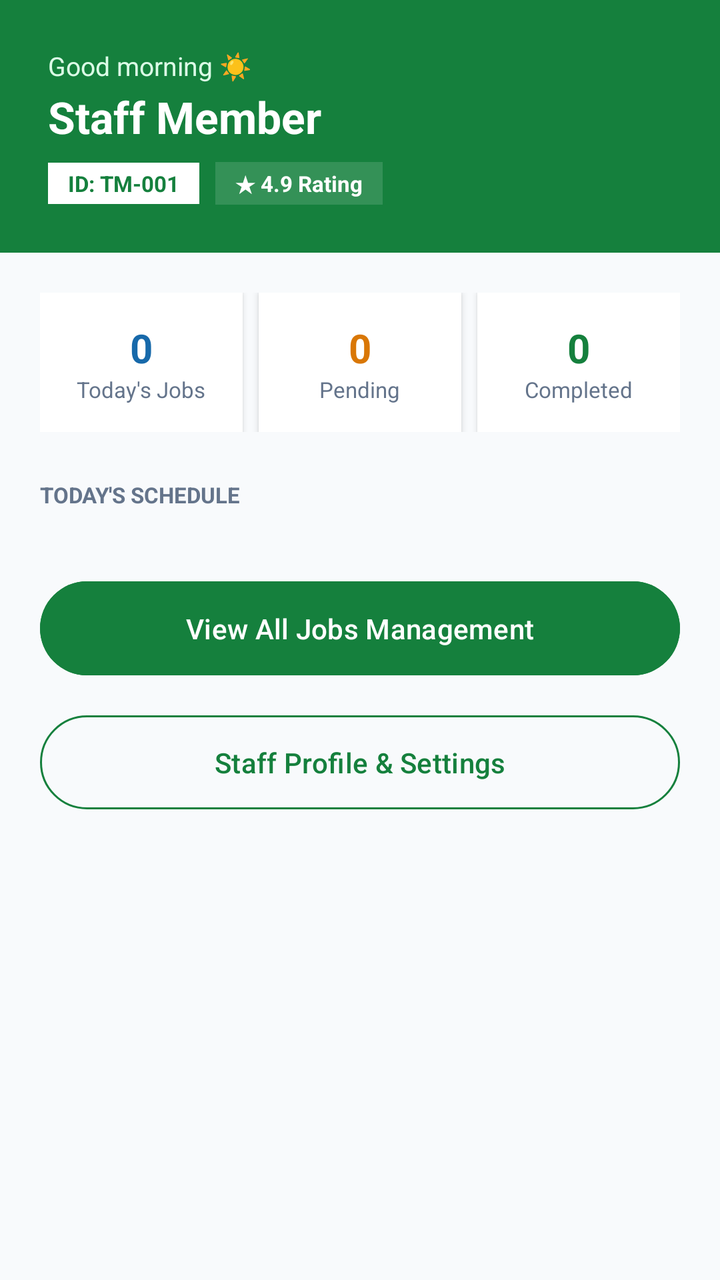
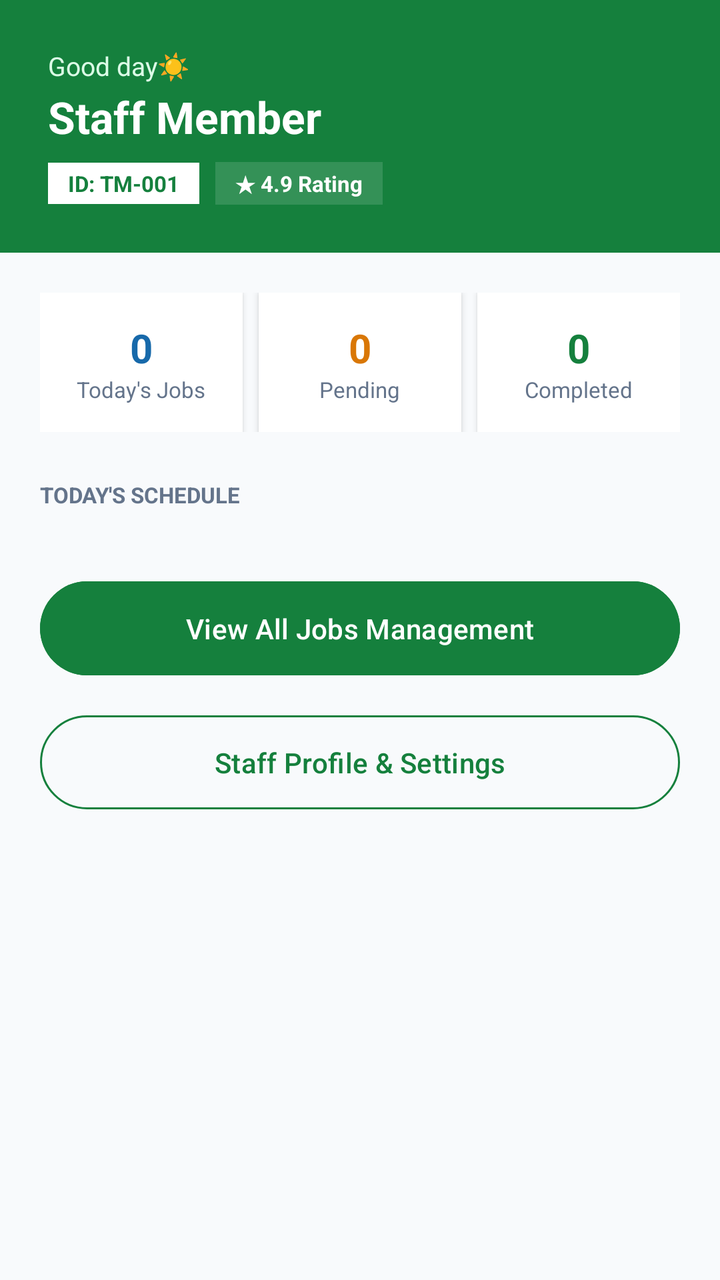

An Android layout rendered at two revisions. The XML below is the earlier revision; the diff shows what the commit changed to produce the second picture.
<!-- AndroidManifest.xml: application theme Theme.Masandaza -->
<!-- res/layout/activity_staff_dashboard.xml -->
<?xml version="1.0" encoding="utf-8"?>
<ScrollView xmlns:android="http://schemas.android.com/apk/res/android"
    xmlns:app="http://schemas.android.com/apk/res-auto"
    android:layout_width="match_parent"
    android:layout_height="match_parent"
    android:background="@color/brand_bg"
    android:fillViewport="true">

    <LinearLayout
        android:layout_width="match_parent"
        android:layout_height="wrap_content"
        android:orientation="vertical">

        
        <LinearLayout
            android:layout_width="match_parent"
            android:layout_height="wrap_content"
            android:orientation="vertical"
            android:background="@color/staff_green"
            android:padding="24dp">

            <TextView
                android:layout_width="wrap_content"
                android:layout_height="wrap_content"
                android:text="Good morning ☀️"
                android:textColor="@color/staff_green_light"
                android:textSize="13sp"/>

            <TextView
                android:id="@+id/tvStaffNameHeader"
                android:layout_width="wrap_content"
                android:layout_height="wrap_content"
                android:text="Staff Member"
                android:textColor="@color/white"
                android:textSize="22sp"
                android:textStyle="bold"
                android:layout_marginVertical="2dp"/>

            <LinearLayout
                android:layout_width="wrap_content"
                android:layout_height="wrap_content"
                android:orientation="horizontal"
                android:layout_marginTop="6dp">

                <TextView
                    android:id="@+id/tvStaffIdBadge"
                    android:layout_width="wrap_content"
                    android:layout_height="wrap_content"
                    android:text="ID: TM-001"
                    android:textColor="@color/staff_green"
                    android:background="@color/white"
                    android:paddingHorizontal="10dp"
                    android:paddingVertical="3dp"
                    android:textSize="11sp"
                    android:textStyle="bold"
                    android:layout_marginEnd="8dp"/>

                <TextView
                    android:layout_width="wrap_content"
                    android:layout_height="wrap_content"
                    android:text="★ 4.9 Rating"
                    android:textColor="@color/white"
                    android:background="#22FFFFFF"
                    android:paddingHorizontal="10dp"
                    android:paddingVertical="3dp"
                    android:textSize="11sp"
                    android:textStyle="bold"/>
            </LinearLayout>
        </LinearLayout>

        <LinearLayout
            android:layout_width="match_parent"
            android:layout_height="wrap_content"
            android:orientation="vertical"
            android:padding="20dp">

            
            <LinearLayout
                android:layout_width="match_parent"
                android:layout_height="wrap_content"
                android:orientation="horizontal"
                android:layout_marginBottom="24dp">

                <LinearLayout
                    android:layout_width="0dp"
                    android:layout_height="wrap_content"
                    android:layout_weight="1"
                    android:orientation="vertical"
                    android:gravity="center"
                    android:background="@color/white"
                    android:padding="14dp"
                    android:elevation="2dp"
                    android:layout_marginEnd="4dp">
                    <TextView
                        android:id="@+id/tvCountToday"
                        android:layout_width="wrap_content"
                        android:layout_height="wrap_content"
                        android:text="0"
                        android:textColor="@color/brand_royal_blue"
                        android:textSize="20sp"
                        android:textStyle="bold"/>
                    <TextView
                        android:layout_width="wrap_content"
                        android:layout_height="wrap_content"
                        android:text="Today's Jobs"
                        android:textColor="#64748B"
                        android:textSize="11sp"/>
                </LinearLayout>

                <LinearLayout
                    android:layout_width="0dp"
                    android:layout_height="wrap_content"
                    android:layout_weight="1"
                    android:orientation="vertical"
                    android:gravity="center"
                    android:background="@color/white"
                    android:padding="14dp"
                    android:elevation="2dp"
                    android:layout_marginHorizontal="4dp">
                    <TextView
                        android:id="@+id/tvCountPending"
                        android:layout_width="wrap_content"
                        android:layout_height="wrap_content"
                        android:text="0"
                        android:textColor="#D97706"
                        android:textSize="20sp"
                        android:textStyle="bold"/>
                    <TextView
                        android:layout_width="wrap_content"
                        android:layout_height="wrap_content"
                        android:text="Pending"
                        android:textColor="#64748B"
                        android:textSize="11sp"/>
                </LinearLayout>

                <LinearLayout
                    android:layout_width="0dp"
                    android:layout_height="wrap_content"
                    android:layout_weight="1"
                    android:orientation="vertical"
                    android:gravity="center"
                    android:background="@color/white"
                    android:padding="14dp"
                    android:elevation="2dp"
                    android:layout_marginStart="4dp">
                    <TextView
                        android:id="@+id/tvCountCompleted"
                        android:layout_width="wrap_content"
                        android:layout_height="wrap_content"
                        android:text="0"
                        android:textColor="@color/staff_green"
                        android:textSize="20sp"
                        android:textStyle="bold"/>
                    <TextView
                        android:layout_width="wrap_content"
                        android:layout_height="wrap_content"
                        android:text="Completed"
                        android:textColor="#64748B"
                        android:textSize="11sp"/>
                </LinearLayout>
            </LinearLayout>

            <TextView
                android:layout_width="wrap_content"
                android:layout_height="wrap_content"
                android:text="TODAY'S SCHEDULE"
                android:textSize="11sp"
                android:textColor="#64748B"
                android:textStyle="bold"
                android:layout_marginBottom="12dp"/>

            
            <LinearLayout
                android:id="@+id/containerStaffSchedule"
                android:layout_width="match_parent"
                android:layout_height="wrap_content"
                android:orientation="vertical"
                android:layout_marginBottom="20dp"/>

            <com.google.android.material.button.MaterialButton
                android:id="@+id/btnViewAllJobsNav"
                android:layout_width="match_parent"
                android:layout_height="wrap_content"
                android:text="View All Jobs Management"
                android:textColor="@color/white"
                android:backgroundTint="@color/staff_green"
                android:padding="14dp"
                android:layout_marginBottom="12dp"/>

            <com.google.android.material.button.MaterialButton
                android:id="@+id/btnStaffProfileNav"
                android:layout_width="match_parent"
                android:layout_height="wrap_content"
                android:text="Staff Profile &amp; Settings"
                style="?attr/materialButtonOutlinedStyle"
                app:strokeColor="@color/staff_green"
                android:textColor="@color/staff_green"
                android:padding="14dp"/>

        </LinearLayout>
    </LinearLayout>
</ScrollView>
<!-- resources referenced by this layout -->
<resources>
  <color name="brand_bg">#F8FAFC</color>
  <color name="brand_royal_blue">#1769AA</color>
  <color name="staff_green">#15803D</color>
  <color name="staff_green_light">#DCFCE7</color>
  <color name="white">#FFFFFF</color>
  <style name="Theme.Masandaza" parent="Base.Theme.Masandaza" />
  <style name="Base.Theme.Masandaza" parent="Theme.Material3.DayNight.NoActionBar">
          
          
      </style>
</resources>

<!-- the commit's change to res/layout/activity_staff_dashboard.xml (unified diff, before → after) -->
@@ -22,7 +22,7 @@
             <TextView
                 android:layout_width="wrap_content"
                 android:layout_height="wrap_content"
-                android:text="Good morning ☀️"
+                android:text="Good day☀️"
                 android:textColor="@color/staff_green_light"
                 android:textSize="13sp"/>
 
